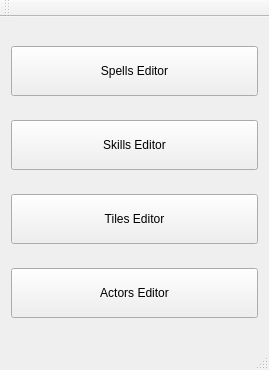
First picture: the form in editor/editor.ui, repository lonski/amarlon, before the edit.
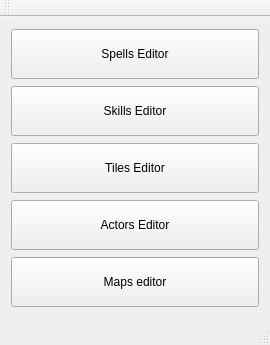
Second picture: the form after the edit.

Commit message: migration to protobuf: map editor; first launch. fu*k this protobuf..

```diff
--- a/editor/editor.ui
+++ b/editor/editor.ui
@@ -6,8 +6,8 @@
    <rect>
     <x>0</x>
     <y>0</y>
-    <width>269</width>
-    <height>370</height>
+    <width>270</width>
+    <height>345</height>
    </rect>
   </property>
   <property name="windowTitle">
@@ -67,6 +67,19 @@
       </property>
      </widget>
     </item>
+    <item>
+     <widget class="QPushButton" name="pushButton_5">
+      <property name="minimumSize">
+       <size>
+        <width>0</width>
+        <height>50</height>
+       </size>
+      </property>
+      <property name="text">
+       <string>Maps editor</string>
+      </property>
+     </widget>
+    </item>
    </layout>
   </widget>
   <widget class="QMenuBar" name="menuBar">
```
Left out of the diff: 2 changed lines with no effect on the pictures. The commit also changes 32 other files.
